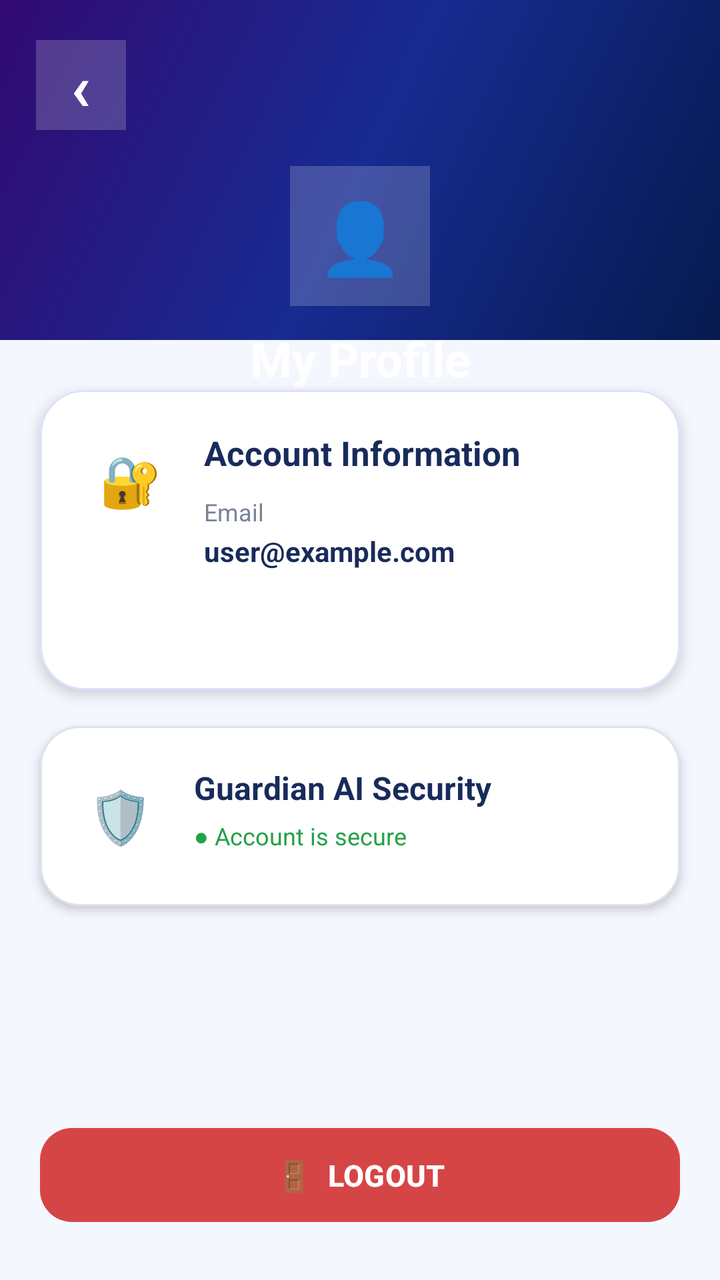
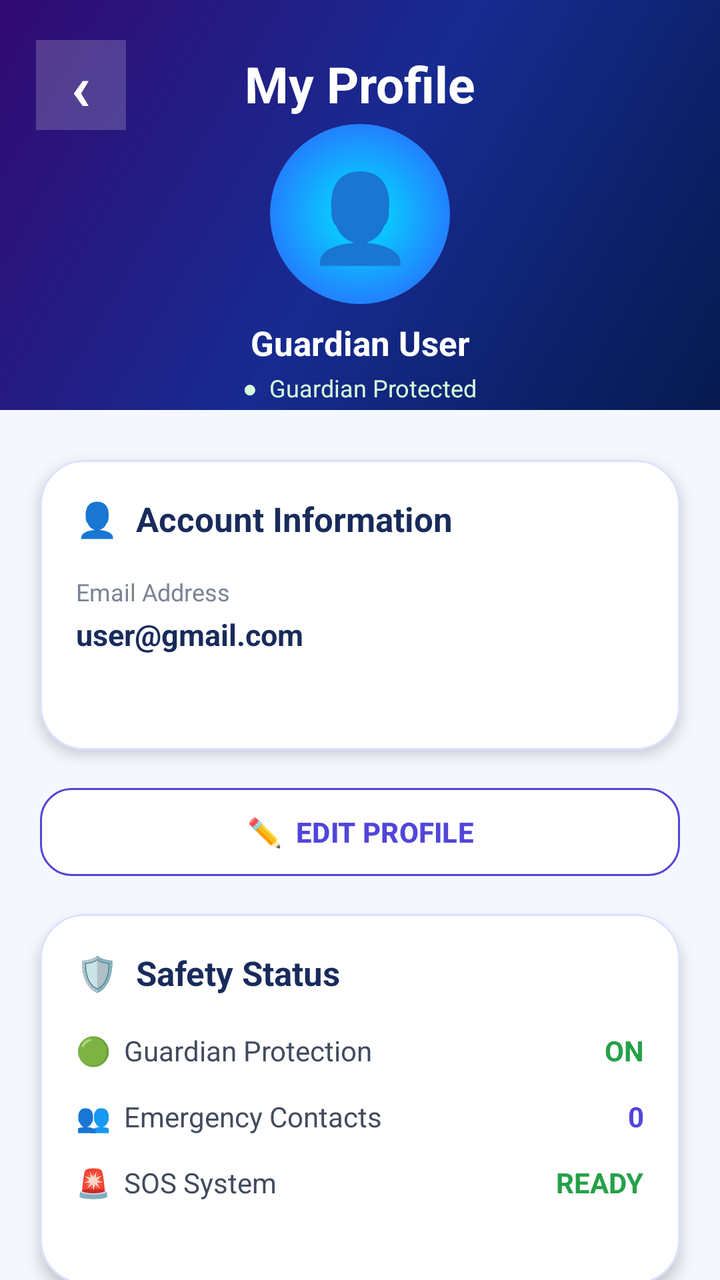

Compare the two renders of this Android layout. The source of the first and the diff that turns it into the second are given below.
<!-- AndroidManifest.xml: application theme Theme.GuardianAI -->
<!-- res/layout/activity_profile.xml -->
<?xml version="1.0" encoding="utf-8"?>
<androidx.constraintlayout.widget.ConstraintLayout
    xmlns:android="http://schemas.android.com/apk/res/android"
    xmlns:app="http://schemas.android.com/apk/res-auto"
    android:layout_width="match_parent"
    android:layout_height="match_parent"
    android:background="#F5F7FF">

    
    <View
        android:id="@+id/headerBackground"
        android:layout_width="0dp"
        android:layout_height="170dp"
        android:background="@drawable/login_background"
        app:layout_constraintEnd_toEndOf="parent"
        app:layout_constraintStart_toStartOf="parent"
        app:layout_constraintTop_toTopOf="parent" />

    
    <TextView
        android:id="@+id/tvBack"
        android:layout_width="45dp"
        android:layout_height="45dp"
        android:layout_marginStart="18dp"
        android:layout_marginTop="20dp"
        android:background="#30FFFFFF"
        android:clickable="true"
        android:focusable="true"
        android:gravity="center"
        android:text="‹"
        android:textColor="@android:color/white"
        android:textSize="32sp"
        android:textStyle="bold"
        app:layout_constraintStart_toStartOf="parent"
        app:layout_constraintTop_toTopOf="parent" />

    
    <TextView
        android:id="@+id/tvProfileIcon"
        android:layout_width="70dp"
        android:layout_height="70dp"
        android:layout_marginTop="18dp"
        android:background="#30FFFFFF"
        android:gravity="center"
        android:text="👤"
        android:textSize="35sp"
        app:layout_constraintEnd_toEndOf="parent"
        app:layout_constraintStart_toStartOf="parent"
        app:layout_constraintTop_toBottomOf="@id/tvBack" />

    
    <TextView
        android:id="@+id/tvProfileTitle"
        android:layout_width="wrap_content"
        android:layout_height="wrap_content"
        android:layout_marginTop="10dp"
        android:text="My Profile"
        android:textColor="@android:color/white"
        android:textSize="24sp"
        android:textStyle="bold"
        app:layout_constraintEnd_toEndOf="parent"
        app:layout_constraintStart_toStartOf="parent"
        app:layout_constraintTop_toBottomOf="@id/tvProfileIcon" />

    
    <com.google.android.material.card.MaterialCardView
        android:id="@+id/cardAccount"
        android:layout_width="0dp"
        android:layout_height="150dp"
        android:layout_marginStart="20dp"
        android:layout_marginTop="25dp"
        android:layout_marginEnd="20dp"
        app:cardBackgroundColor="#FFFFFF"
        app:cardCornerRadius="22dp"
        app:cardElevation="4dp"
        app:layout_constraintEnd_toEndOf="parent"
        app:layout_constraintStart_toStartOf="parent"
        app:layout_constraintTop_toBottomOf="@id/headerBackground"
        app:strokeColor="#DDDFFF"
        app:strokeWidth="1dp">

        <androidx.constraintlayout.widget.ConstraintLayout
            android:layout_width="match_parent"
            android:layout_height="match_parent"
            android:padding="20dp">

            <TextView
                android:id="@+id/tvAccountIcon"
                android:layout_width="50dp"
                android:layout_height="50dp"
                android:gravity="center"
                android:text="🔐"
                android:textSize="25sp"
                app:layout_constraintStart_toStartOf="parent"
                app:layout_constraintTop_toTopOf="parent" />

            <TextView
                android:id="@+id/tvAccountTitle"
                android:layout_width="wrap_content"
                android:layout_height="wrap_content"
                android:layout_marginStart="12dp"
                android:text="Account Information"
                android:textColor="#182B5B"
                android:textSize="17sp"
                android:textStyle="bold"
                app:layout_constraintStart_toEndOf="@id/tvAccountIcon"
                app:layout_constraintTop_toTopOf="@id/tvAccountIcon" />

            <TextView
                android:id="@+id/tvEmailLabel"
                android:layout_width="wrap_content"
                android:layout_height="wrap_content"
                android:layout_marginStart="12dp"
                android:layout_marginTop="10dp"
                android:text="Email"
                android:textColor="#7B8496"
                android:textSize="12sp"
                app:layout_constraintStart_toEndOf="@id/tvAccountIcon"
                app:layout_constraintTop_toBottomOf="@id/tvAccountTitle" />

            <TextView
                android:id="@+id/tvEmail"
                android:layout_width="0dp"
                android:layout_height="wrap_content"
                android:layout_marginStart="12dp"
                android:layout_marginTop="2dp"
                android:text="user@example.com"
                android:textColor="#182B5B"
                android:textSize="14sp"
                android:textStyle="bold"
                app:layout_constraintEnd_toEndOf="parent"
                app:layout_constraintStart_toEndOf="@id/tvAccountIcon"
                app:layout_constraintTop_toBottomOf="@id/tvEmailLabel" />

        </androidx.constraintlayout.widget.ConstraintLayout>

    </com.google.android.material.card.MaterialCardView>

    
    <com.google.android.material.card.MaterialCardView
        android:id="@+id/cardSecurity"
        android:layout_width="0dp"
        android:layout_height="90dp"
        android:layout_marginStart="20dp"
        android:layout_marginTop="18dp"
        android:layout_marginEnd="20dp"
        app:cardBackgroundColor="#FFFFFF"
        app:cardCornerRadius="20dp"
        app:cardElevation="3dp"
        app:layout_constraintEnd_toEndOf="parent"
        app:layout_constraintStart_toStartOf="parent"
        app:layout_constraintTop_toBottomOf="@id/cardAccount"
        app:strokeColor="#E0E1EF"
        app:strokeWidth="1dp">

        <androidx.constraintlayout.widget.ConstraintLayout
            android:layout_width="match_parent"
            android:layout_height="match_parent"
            android:padding="15dp">

            <TextView
                android:id="@+id/tvSecurityIcon"
                android:layout_width="50dp"
                android:layout_height="50dp"
                android:gravity="center"
                android:text="🛡️"
                android:textSize="26sp"
                app:layout_constraintBottom_toBottomOf="parent"
                app:layout_constraintStart_toStartOf="parent"
                app:layout_constraintTop_toTopOf="parent" />

            <TextView
                android:id="@+id/tvSecurityTitle"
                android:layout_width="wrap_content"
                android:layout_height="wrap_content"
                android:layout_marginStart="12dp"
                android:text="Guardian AI Security"
                android:textColor="#182B5B"
                android:textSize="16sp"
                android:textStyle="bold"
                app:layout_constraintStart_toEndOf="@id/tvSecurityIcon"
                app:layout_constraintTop_toTopOf="@id/tvSecurityIcon" />

            <TextView
                android:id="@+id/tvSecurityStatus"
                android:layout_width="wrap_content"
                android:layout_height="wrap_content"
                android:layout_marginStart="12dp"
                android:layout_marginTop="5dp"
                android:text="● Account is secure"
                android:textColor="#24A148"
                android:textSize="12sp"
                app:layout_constraintStart_toEndOf="@id/tvSecurityIcon"
                app:layout_constraintTop_toBottomOf="@id/tvSecurityTitle" />

        </androidx.constraintlayout.widget.ConstraintLayout>

    </com.google.android.material.card.MaterialCardView>

    
    <com.google.android.material.button.MaterialButton
        android:id="@+id/btnLogout"
        android:layout_width="0dp"
        android:layout_height="55dp"
        android:layout_marginStart="20dp"
        android:layout_marginEnd="20dp"
        android:layout_marginBottom="25dp"
        android:text="🚪  LOGOUT"
        android:textColor="@android:color/white"
        android:textSize="15sp"
        android:textStyle="bold"
        app:backgroundTint="#D64545"
        app:cornerRadius="16dp"
        app:layout_constraintBottom_toBottomOf="parent"
        app:layout_constraintEnd_toEndOf="parent"
        app:layout_constraintStart_toStartOf="parent" />

</androidx.constraintlayout.widget.ConstraintLayout>
<!-- resources referenced by this layout -->
<resources>
  <!-- drawable login_background (drawable) -->
  <?xml version="1.0" encoding="utf-8"?>
  <shape xmlns:android="http://schemas.android.com/apk/res/android"
      android:shape="rectangle">
  
      <gradient
          android:angle="135"
          android:startColor="#061A4F"
          android:centerColor="#172B91"
          android:endColor="#320A72" />
  
  </shape>
  <style name="Theme.GuardianAI" parent="Base.Theme.GuardianAI" />
  <style name="Base.Theme.GuardianAI" parent="Theme.Material3.DayNight.NoActionBar">
          
          
      </style>
</resources>

<!-- the commit's change to res/layout/activity_profile.xml (unified diff, before → after) -->
@@ -7,16 +7,18 @@
     android:background="#F5F7FF">
 
     
+
     <View
         android:id="@+id/headerBackground"
         android:layout_width="0dp"
-        android:layout_height="170dp"
+        android:layout_height="205dp"
         android:background="@drawable/login_background"
         app:layout_constraintEnd_toEndOf="parent"
         app:layout_constraintStart_toStartOf="parent"
         app:layout_constraintTop_toTopOf="parent" />
 
     
+
     <TextView
         android:id="@+id/tvBack"
         android:layout_width="45dp"
@@ -35,38 +37,70 @@
         app:layout_constraintTop_toTopOf="parent" />
 
     
+
+    <TextView
+        android:id="@+id/tvTitle"
+        android:layout_width="wrap_content"
+        android:layout_height="wrap_content"
+        android:layout_marginTop="25dp"
+        android:text="My Profile"
+        android:textColor="@android:color/white"
+        android:textSize="25sp"
+        android:textStyle="bold"
+        app:layout_constraintEnd_toEndOf="parent"
+        app:layout_constraintStart_toStartOf="parent"
+        app:layout_constraintTop_toTopOf="parent" />
+
+    
+
     <TextView
         android:id="@+id/tvProfileIcon"
-        android:layout_width="70dp"
-        android:layout_height="70dp"
-        android:layout_marginTop="18dp"
-        android:background="#30FFFFFF"
+        android:layout_width="90dp"
+        android:layout_height="90dp"
+        android:layout_marginTop="62dp"
+        android:background="@drawable/glow_circle"
         android:gravity="center"
         android:text="👤"
-        android:textSize="35sp"
-        app:layout_constraintEnd_toEndOf="parent"
-        app:layout_constraintStart_toStartOf="parent"
-        app:layout_constraintTop_toBottomOf="@id/tvBack" />
-
-    
-    <TextView
-        android:id="@+id/tvProfileTitle"
+        android:textSize="43sp"
+        app:layout_constraintEnd_toEndOf="parent"
+        app:layout_constraintStart_toStartOf="parent"
+        app:layout_constraintTop_toTopOf="parent" />
+
+    
+
+    <TextView
+        android:id="@+id/tvProfileName"
         android:layout_width="wrap_content"
         android:layout_height="wrap_content"
-        android:layout_marginTop="10dp"
-        android:text="My Profile"
+        android:layout_marginTop="8dp"
+        android:text="Guardian User"
         android:textColor="@android:color/white"
-        android:textSize="24sp"
+        android:textSize="17sp"
         android:textStyle="bold"
         app:layout_constraintEnd_toEndOf="parent"
         app:layout_constraintStart_toStartOf="parent"
         app:layout_constraintTop_toBottomOf="@id/tvProfileIcon" />
 
     
+
+    <TextView
+        android:id="@+id/tvProtectionStatus"
+        android:layout_width="wrap_content"
+        android:layout_height="wrap_content"
+        android:layout_marginTop="3dp"
+        android:text="●  Guardian Protected"
+        android:textColor="#D7FFD9"
+        android:textSize="12sp"
+        app:layout_constraintEnd_toEndOf="parent"
+        app:layout_constraintStart_toStartOf="parent"
+        app:layout_constraintTop_toBottomOf="@id/tvProfileName" />
+
+    
+
     <com.google.android.material.card.MaterialCardView
         android:id="@+id/cardAccount"
         android:layout_width="0dp"
-        android:layout_height="150dp"
+        android:layout_height="145dp"
         android:layout_marginStart="20dp"
         android:layout_marginTop="25dp"
         android:layout_marginEnd="20dp"
@@ -82,137 +116,209 @@
         <androidx.constraintlayout.widget.ConstraintLayout
             android:layout_width="match_parent"
             android:layout_height="match_parent"
-            android:padding="20dp">
-
-            <TextView
-                android:id="@+id/tvAccountIcon"
-                android:layout_width="50dp"
-                android:layout_height="50dp"
-                android:gravity="center"
-                android:text="🔐"
-                android:textSize="25sp"
-                app:layout_constraintStart_toStartOf="parent"
-                app:layout_constraintTop_toTopOf="parent" />
+            android:padding="18dp">
+
+            
 
             <TextView
                 android:id="@+id/tvAccountTitle"
                 android:layout_width="wrap_content"
                 android:layout_height="wrap_content"
-                android:layout_marginStart="12dp"
-                android:text="Account Information"
+                android:text="👤  Account Information"
                 android:textColor="#182B5B"
                 android:textSize="17sp"
                 android:textStyle="bold"
-                app:layout_constraintStart_toEndOf="@id/tvAccountIcon"
-                app:layout_constraintTop_toTopOf="@id/tvAccountIcon" />
+                app:layout_constraintStart_toStartOf="parent"
+                app:layout_constraintTop_toTopOf="parent" />
+
+            
 
             <TextView
                 android:id="@+id/tvEmailLabel"
                 android:layout_width="wrap_content"
                 android:layout_height="wrap_content"
-                android:layout_marginStart="12dp"
-                android:layout_marginTop="10dp"
-                android:text="Email"
+                android:layout_marginTop="17dp"
+                android:text="Email Address"
                 android:textColor="#7B8496"
                 android:textSize="12sp"
-                app:layout_constraintStart_toEndOf="@id/tvAccountIcon"
+                app:layout_constraintStart_toStartOf="parent"
                 app:layout_constraintTop_toBottomOf="@id/tvAccountTitle" />
+
+            
 
             <TextView
                 android:id="@+id/tvEmail"
                 android:layout_width="0dp"
                 android:layout_height="wrap_content"
-                android:layout_marginStart="12dp"
-                android:layout_marginTop="2dp"
-                android:text="user@example.com"
+                android:layout_marginTop="3dp"
+                android:ellipsize="end"
+                android:maxLines="1"
+                android:text="user@gmail.com"
                 android:textColor="#182B5B"
-                android:textSize="14sp"
+                android:textSize="15sp"
                 android:textStyle="bold"
                 app:layout_constraintEnd_toEndOf="parent"
-                app:layout_constraintStart_toEndOf="@id/tvAccountIcon"
+                app:layout_constraintStart_toStartOf="parent"
                 app:layout_constraintTop_toBottomOf="@id/tvEmailLabel" />
 
         </androidx.constraintlayout.widget.ConstraintLayout>
 
     </com.google.android.material.card.MaterialCardView>
 
-    
+
+    
+
+    <com.google.android.material.button.MaterialButton
+        android:id="@+id/btnEditProfile"
+        android:layout_width="0dp"
+        android:layout_height="52dp"
+        android:layout_marginStart="20dp"
+        android:layout_marginTop="15dp"
+        android:layout_marginEnd="20dp"
+        android:text="✏️  EDIT PROFILE"
+        android:textColor="#5146D8"
+        android:textSize="14sp"
+        android:textStyle="bold"
+        app:backgroundTint="#FFFFFF"
+        app:cornerRadius="16dp"
+        app:strokeColor="#5146D8"
+        app:strokeWidth="1dp"
+        app:layout_constraintEnd_toEndOf="parent"
+        app:layout_constraintStart_toStartOf="parent"
+        app:layout_constraintTop_toBottomOf="@id/cardAccount" />
+
+
+    
+
     <com.google.android.material.card.MaterialCardView
-        android:id="@+id/cardSecurity"
-        android:layout_width="0dp"
-        android:layout_height="90dp"
+        android:id="@+id/cardSafety"
+        android:layout_width="0dp"
+        android:layout_height="185dp"
+        android:layout_marginStart="20dp"
+        android:layout_marginTop="15dp"
+        android:layout_marginEnd="20dp"
+        app:cardBackgroundColor="#FFFFFF"
+        app:cardCornerRadius="22dp"
+        app:cardElevation="4dp"
+        app:layout_constraintEnd_toEndOf="parent"
+        app:layout_constraintStart_toStartOf="parent"
+        app:layout_constraintTop_toBottomOf="@id/btnEditProfile"
+        app:strokeColor="#DDDFFF"
+        app:strokeWidth="1dp">
+
+        <androidx.constraintlayout.widget.ConstraintLayout
+            android:layout_width="match_parent"
+            android:layout_height="match_parent"
+            android:padding="18dp">
+
+            
+
+            <TextView
+                android:id="@+id/tvSafetyTitle"
+                android:layout_width="wrap_content"
+                android:layout_height="wrap_content"
+                android:text="🛡️  Safety Status"
+                android:textColor="#182B5B"
+                android:textSize="17sp"
+                android:textStyle="bold"
+                app:layout_constraintStart_toStartOf="parent"
+                app:layout_constraintTop_toTopOf="parent" />
+
+            
+
+            <TextView
+                android:id="@+id/tvProtectionLabel"
+                android:layout_width="wrap_content"
+                android:layout_height="wrap_content"
+                android:layout_marginTop="18dp"
+                android:text="🟢  Guardian Protection"
+                android:textColor="#424B5D"
+                android:textSize="14sp"
+                app:layout_constraintStart_toStartOf="parent"
+                app:layout_constraintTop_toBottomOf="@id/tvSafetyTitle" />
+
+            <TextView
+                android:id="@+id/tvProtectionValue"
+                android:layout_width="wrap_content"
+                android:layout_height="wrap_content"
+                android:text="ON"
+                android:textColor="#24A148"
+                android:textSize="14sp"
+                android:textStyle="bold"
+                app:layout_constraintEnd_toEndOf="parent"
+                app:layout_constraintTop_toTopOf="@id/tvProtectionLabel" />
+
+            
+
+            <TextView
+                android:id="@+id/tvContactsLabel"
+                android:layout_width="wrap_content"
+                android:layout_height="wrap_content"
+                android:layout_marginTop="14dp"
+                android:text="👥  Emergency Contacts"
+                android:textColor="#424B5D"
+                android:textSize="14sp"
+                app:layout_constraintStart_toStartOf="parent"
+                app:layout_constraintTop_toBottomOf="@id/tvProtectionLabel" />
+
+            <TextView
+                android:id="@+id/tvContactsCount"
+                android:layout_width="wrap_content"
+                android:layout_height="wrap_content"
+                android:text="0"
+                android:textColor="#5146D8"
+                android:textSize="14sp"
+                android:textStyle="bold"
+                app:layout_constraintEnd_toEndOf="parent"
+                app:layout_constraintTop_toTopOf="@id/tvContactsLabel" />
+
+            
+
+            <TextView
+                android:id="@+id/tvSOSLabel"
+                android:layout_width="wrap_content"
+                android:layout_height="wrap_content"
+                android:layout_marginTop="14dp"
+                android:text="🚨  SOS System"
+                android:textColor="#424B5D"
+                android:textSize="14sp"
+                android:textStyle="normal"
+                app:layout_constraintStart_toStartOf="parent"
+                app:layout_constraintTop_toBottomOf="@id/tvContactsLabel" />
+
+            <TextView
+                android:id="@+id/tvSOSValue"
+                android:layout_width="wrap_content"
+                android:layout_height="wrap_content"
+                android:text="READY"
+                android:textColor="#24A148"
+                android:textSize="14sp"
+                android:textStyle="bold"
+                app:layout_constraintEnd_toEndOf="parent"
+                app:layout_constraintTop_toTopOf="@id/tvSOSLabel" />
+
+        </androidx.constraintlayout.widget.ConstraintLayout>
+
+    </com.google.android.material.card.MaterialCardView>
+
+
+    
+
+    <com.google.android.material.button.MaterialButton
+        android:id="@+id/btnLogout"
+        android:layout_width="0dp"
+        android:layout_height="55dp"
         android:layout_marginStart="20dp"
         android:layout_marginTop="18dp"
         android:layout_marginEnd="20dp"
-        app:cardBackgroundColor="#FFFFFF"
-        app:cardCornerRadius="20dp"
-        app:cardElevation="3dp"
-        app:layout_constraintEnd_toEndOf="parent"
-        app:layout_constraintStart_toStartOf="parent"
-        app:layout_constraintTop_toBottomOf="@id/cardAccount"
-        app:strokeColor="#E0E1EF"
-        app:strokeWidth="1dp">
-
-        <androidx.constraintlayout.widget.ConstraintLayout
-            android:layout_width="match_parent"
-            android:layout_height="match_parent"
-            android:padding="15dp">
-
-            <TextView
-                android:id="@+id/tvSecurityIcon"
-                android:layout_width="50dp"
-                android:layout_height="50dp"
-                android:gravity="center"
-                android:text="🛡️"
-                android:textSize="26sp"
-                app:layout_constraintBottom_toBottomOf="parent"
-                app:layout_constraintStart_toStartOf="parent"
-                app:layout_constraintTop_toTopOf="parent" />
-
-            <TextView
-                android:id="@+id/tvSecurityTitle"
-                android:layout_width="wrap_content"
-                android:layout_height="wrap_content"
-                android:layout_marginStart="12dp"
-                android:text="Guardian AI Security"
-                android:textColor="#182B5B"
-                android:textSize="16sp"
-                android:textStyle="bold"
-                app:layout_constraintStart_toEndOf="@id/tvSecurityIcon"
-                app:layout_constraintTop_toTopOf="@id/tvSecurityIcon" />
-
-            <TextView
-                android:id="@+id/tvSecurityStatus"
-                android:layout_width="wrap_content"
-                android:layout_height="wrap_content"
-                android:layout_marginStart="12dp"
-                android:layout_marginTop="5dp"
-                android:text="● Account is secure"
-                android:textColor="#24A148"
-                android:textSize="12sp"
-                app:layout_constraintStart_toEndOf="@id/tvSecurityIcon"
-                app:layout_constraintTop_toBottomOf="@id/tvSecurityTitle" />
-
-        </androidx.constraintlayout.widget.ConstraintLayout>
-
-    </com.google.android.material.card.MaterialCardView>
-
-    
-    <com.google.android.material.button.MaterialButton
-        android:id="@+id/btnLogout"
-        android:layout_width="0dp"
-        android:layout_height="55dp"
-        android:layout_marginStart="20dp"
-        android:layout_marginEnd="20dp"
-        android:layout_marginBottom="25dp"
         android:text="🚪  LOGOUT"
         android:textColor="@android:color/white"
         android:textSize="15sp"
         android:textStyle="bold"
-        app:backgroundTint="#D64545"
+        app:backgroundTint="#D32F2F"
         app:cornerRadius="16dp"
-        app:layout_constraintBottom_toBottomOf="parent"
-        app:layout_constraintEnd_toEndOf="parent"
-        app:layout_constraintStart_toStartOf="parent" />
+        app:layout_constraintEnd_toEndOf="parent"
+        app:layout_constraintStart_toStartOf="parent"
+        app:layout_constraintTop_toBottomOf="@id/cardSafety" />
 
 </androidx.constraintlayout.widget.ConstraintLayout>
<!-- resource entries referenced after the edit -->
@@ -1,5 +1,18 @@
 <!-- resources referenced by this layout -->
 <resources>
+  <!-- drawable glow_circle (drawable) -->
+  <?xml version="1.0" encoding="utf-8"?>
+  <shape xmlns:android="http://schemas.android.com/apk/res/android"
+      android:shape="oval">
+  
+      <gradient
+          android:type="radial"
+          android:gradientRadius="140dp"
+          android:startColor="#00E5FF"
+          android:centerColor="#3549FF"
+          android:endColor="#00123D" />
+  
+  </shape>
   <!-- drawable login_background (drawable) -->
   <?xml version="1.0" encoding="utf-8"?>
   <shape xmlns:android="http://schemas.android.com/apk/res/android"
